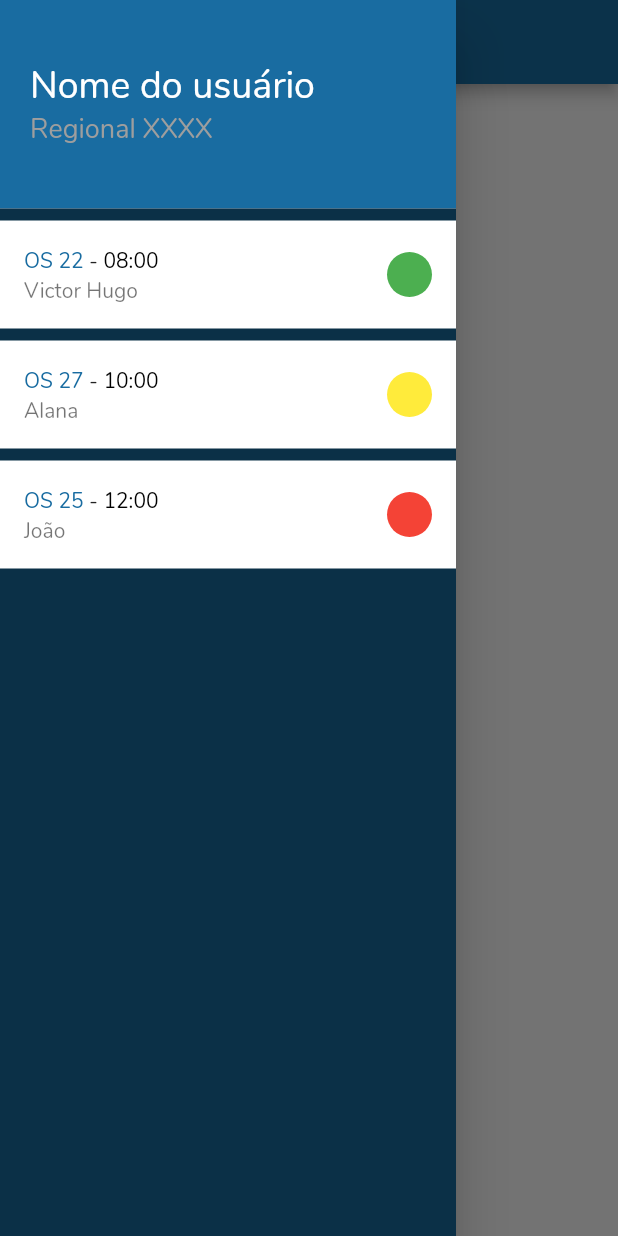
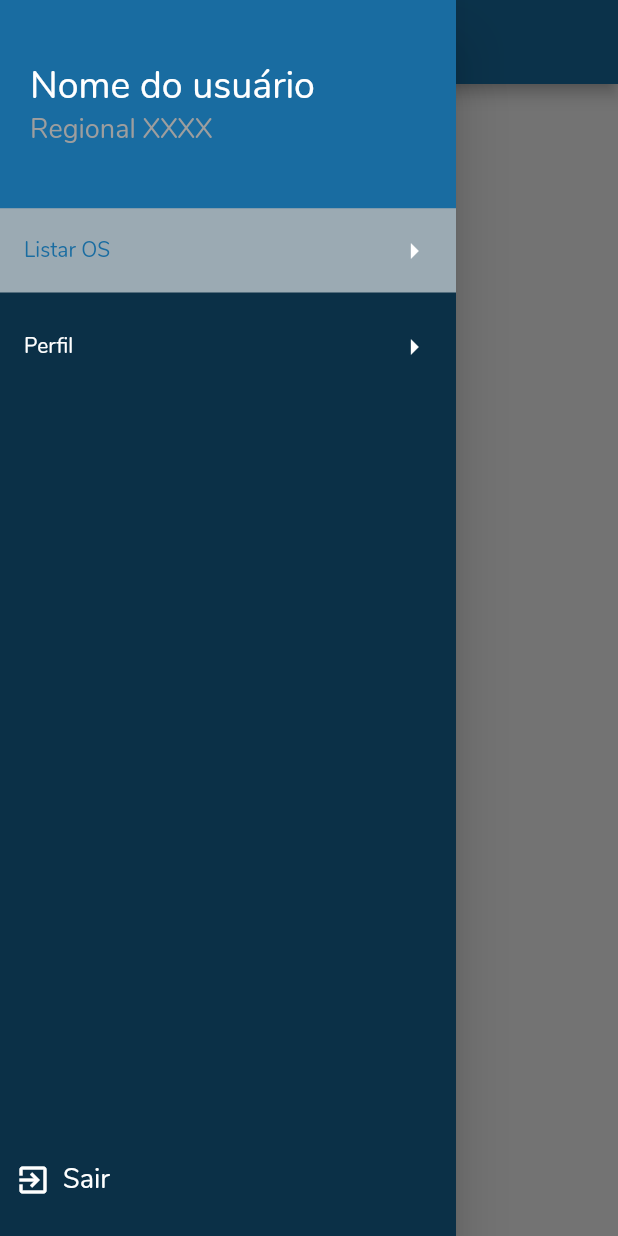
Before and after one commit to victor337/grupo-csl, a Flutter app: the BaseScreen screen opened by its route, with the side drawer open, on a phone screen of 412 x 824 dp. Run offline on Flutter 3.47's test engine with Material 2 defaults, Android fonts, the phone set to English and light mode, and no system bars; our stand-ins replace get, transparent_image; network calls fail.

Commit message:
Drawer corrigido e adicionado botão sair

```diff
--- a/lib/common/drawer/components/drawer_option.dart
+++ b/lib/common/drawer/components/drawer_option.dart
@@ -1,57 +1,40 @@
 import 'package:flutter/material.dart';
-import 'package:grupocsl/model/order_service/order_service.dart';
+import 'package:get/get.dart';
+import 'package:grupocsl/controllers/base/base_controller.dart';
+import 'package:grupocsl/model/order_service/drawer/drawer_option_model.dart';
 
 
 class DrawerOption extends StatelessWidget {
 
-  final OrderService orderService;
-  const DrawerOption(this.orderService);
+  final DrawerOptionModel drawerOptionModel;
+  const DrawerOption(this.drawerOptionModel);
 
   @override
   Widget build(BuildContext context) {
-
-    Color setColor(int status){
-      if(status == 0) {
-        return Colors.green;
-      } else if(status == 1){
-        return Colors.yellow;
-      } else{
-        return Colors.red;
-      }
-    }
-
-    return Container(
-      color: Colors.white,
-      child: ListTile(
-        title: Row(
-          children: <Widget>[
-            Text(
-              'OS ${orderService.number}',
+    return GetBuilder<BaseController>(
+      init: BaseController(),
+      builder: (baseController){
+        return Container(
+          color: baseController.page == drawerOptionModel.page ?
+          const Color.fromARGB(150, 255, 255, 255) : Colors.transparent,
+          child: ListTile(
+            onTap: (){
+              baseController.setPage(drawerOptionModel.page);
+            },
+            title: Text(
+              drawerOptionModel.title,
               style: TextStyle(
-                color: Theme.of(context).primaryColor,
+                color:  baseController.page == drawerOptionModel.page ?
+                Theme.of(context).primaryColor : Colors.white
               ),
             ),
-            const Text(' - '),
-            Text(
-              orderService.hour,
-              style: TextStyle(
-                color: Colors.black
-              ),
-            ),
-          ],
-        ),
-        subtitle: Text(
-          orderService.client,
-        ),
-        trailing: Container(
-          height: 30,
-          width: 30,
-          decoration: BoxDecoration(
-            shape: BoxShape.circle,
-            color: setColor(orderService.status)
+            trailing: Icon(
+              Icons.arrow_right,
+              color: Colors.white,
+            )
           ),
-        ),
-      ),
+        );
+      },
     );
   }
 }
--- a/lib/common/drawer/custom_drawer.dart
+++ b/lib/common/drawer/custom_drawer.dart
@@ -1,32 +1,18 @@
 import 'package:flutter/material.dart';
+import 'package:get/get.dart';
 import 'package:grupocsl/common/drawer/components/drawer_option.dart';
 import 'package:grupocsl/constants/size_screen.dart';
-import 'package:grupocsl/model/order_service/order_service.dart';
+import 'package:grupocsl/model/order_service/drawer/drawer_option_model.dart';
+
 
 
 class CustomDrawer extends StatelessWidget {
 
   final SizeScreen sizeScreen = SizeScreen();
 
-  final List<OrderService> orders = [
-    OrderService(
-      number: '22',
-      hour: '08:00',
-      client: 'Victor Hugo',
-      status: 0
-    ),
-    OrderService(
-      number: '27',
-      hour: '10:00',
-      client: 'Alana',
-      status: 1
-    ),
-    OrderService(
-      number: '25',
-      hour: '12:00',
-      client: 'João',
-      status: 2
-    ),
+  final List<DrawerOptionModel> orders = [
+    DrawerOptionModel('Listar OS', 0),
+    DrawerOptionModel('Perfil', 1),
   ];
 
   @override
@@ -64,7 +50,6 @@ class CustomDrawer extends StatelessWidget {
             Expanded(
               child: Container(
                 color: const Color.fromARGB(255, 11, 48, 71),
-                padding: const EdgeInsets.only(top: 8),
                 child: ListView(
                   children: orders.map((order){
                     return Column(
@@ -77,6 +62,31 @@ class CustomDrawer extends StatelessWidget {
                 ),
               ),
             ),
+            GestureDetector(
+              onTap: (){
+                Get.offAllNamed('/login');
+              },
+              child: Container(
+                padding: const EdgeInsets.fromLTRB(10, 20, 0, 25),
+                color: const Color.fromARGB(255, 11, 48, 71),
+                child: Row(
+                  children: <Widget>[
+                    Icon(
+                      Icons.exit_to_app,
+                      color: Colors.white
+                    ),
+                    const SizedBox(width: 8),
+                    const Text(
+                      'Sair',
+                      style: TextStyle(
+                        color: Colors.white,
+                        fontSize: 18
+                      ),
+                    )
+                  ],
+                ),
+              ),
+            )
           ],
         ),
       ),
--- /dev/null
+++ b/lib/controllers/base/base_controller.dart
@@ -0,0 +1,14 @@
+import 'package:flutter/material.dart';
+import 'package:get/get.dart';
+
+
+class BaseController extends GetxController {
+
+  int page = 0;
+  void setPage(int setPage){
+    debugPrint('Page atual $page Page que é pra ir $setPage');
+    page = setPage;
+    update();
+  }
+
+}
--- /dev/null
+++ b/lib/model/order_service/drawer/drawer_option_model.dart
@@ -0,0 +1,8 @@
+class DrawerOptionModel {
+
+  String title;
+  int page;
+
+  DrawerOptionModel(this.title, this.page);
+
+}
--- a/lib/views/base/base_screen.dart
+++ b/lib/views/base/base_screen.dart
@@ -1,6 +1,9 @@
 import 'package:flutter/material.dart';
-import 'package:grupocsl/common/drawer/custom_drawer.dart';
+import 'package:get/get.dart';
 import 'package:grupocsl/constants/size_screen.dart';
+import 'package:grupocsl/controllers/base/base_controller.dart';
+import 'package:grupocsl/views/orders/orders_screen.dart';
+import 'package:grupocsl/views/profile/profile_screen.dart';
 
 
 class BaseScreen extends StatelessWidget {
@@ -11,14 +14,16 @@ class BaseScreen extends StatelessWidget {
   Widget build(BuildContext context) {
     return SafeArea(
       child: Scaffold(
-        appBar: AppBar(
-          backgroundColor: Theme.of(context).primaryColor,
-          title: const Text("Listar de OS"),
-        ),
-        drawer: CustomDrawer(),
-        body: Container(
-          height: sizeScreen.getHeightScreenWidthAppBar(context, AppBar()),
-          width: sizeScreen.getWidthScreen(context)
+        body: GetBuilder<BaseController>(
+          init: BaseController(),
+          builder: (baseController){
+            if(baseController.page == 0){
+              return OrdersScreen();
+            } else if(baseController.page == 1){
+              return ProfileScreen();
+            }
+            return Container();
+          }
         ),
       ),
     );
--- /dev/null
+++ b/lib/views/orders/components/order_option.dart
@@ -0,0 +1,57 @@
+import 'package:flutter/material.dart';
+import 'package:grupocsl/model/order_service/order_service.dart';
+
+
+class OrderOption extends StatelessWidget {
+
+  final OrderService orderService;
+  const OrderOption(this.orderService);
+
+  @override
+  Widget build(BuildContext context) {
+
+    Color setColor(int status){
+      if(status == 0) {
+        return Colors.green;
+      } else if(status == 1){
+        return Colors.yellow;
+      } else{
+        return Colors.red;
+      }
+    }
+
+    return Container(
+      color: Colors.white,
+      child: ListTile(
+        title: Row(
+          children: <Widget>[
+            Text(
+              'OS ${orderService.number}',
+              style: TextStyle(
+                color: Theme.of(context).primaryColor,
+              ),
+            ),
+            const Text(' - '),
+            Text(
+              orderService.hour,
+              style: TextStyle(
+                color: Colors.black
+              ),
+            ),
+          ],
+        ),
+        subtitle: Text(
+          orderService.client,
+        ),
+        trailing: Container(
+          height: 30,
+          width: 30,
+          decoration: BoxDecoration(
+            shape: BoxShape.circle,
+            color: setColor(orderService.status)
+          ),
+        ),
+      ),
+    );
+  }
+}
--- /dev/null
+++ b/lib/views/orders/orders_screen.dart
@@ -0,0 +1,17 @@
+import 'package:flutter/material.dart';
+import 'package:grupocsl/common/drawer/custom_drawer.dart';
+
+
+class OrdersScreen extends StatelessWidget {
+  @override
+  Widget build(BuildContext context) {
+    return Scaffold(
+      appBar: AppBar(
+        title: const Text(
+          'Listar OS'
+        ),
+      ),
+      drawer: CustomDrawer(),
+    );
+  }
+}
--- /dev/null
+++ b/lib/views/profile/profile_screen.dart
@@ -0,0 +1,18 @@
+import 'package:flutter/material.dart';
+import 'package:grupocsl/common/drawer/custom_drawer.dart';
+
+
+class ProfileScreen extends StatelessWidget {
+  @override
+  Widget build(BuildContext context) {
+    return Scaffold(
+      appBar: AppBar(
+        title: const Text(
+          'Perfil'
+        ),
+      ),
+      drawer: CustomDrawer(),
+      body: Container(),
+    );
+  }
+}
--- a/lib/views/splash/splash_screen.dart
+++ b/lib/views/splash/splash_screen.dart
@@ -15,7 +15,8 @@ class _SplashScreenState extends State<SplashScreen> {
 
   @override
   Widget build(BuildContext context) {
-    return Scaffold(
+    return SafeArea(
+      child: Scaffold(
         body: Container(
           height: sizeScreen.getHeightScreen(context),
           width: sizeScreen.getWidthScreen(context),
@@ -39,6 +40,7 @@ class _SplashScreenState extends State<SplashScreen> {
             ),
           ),
         ),
+      ),
     );
   }
 
```
Lines whose indentation alone changed are shown as unchanged.
